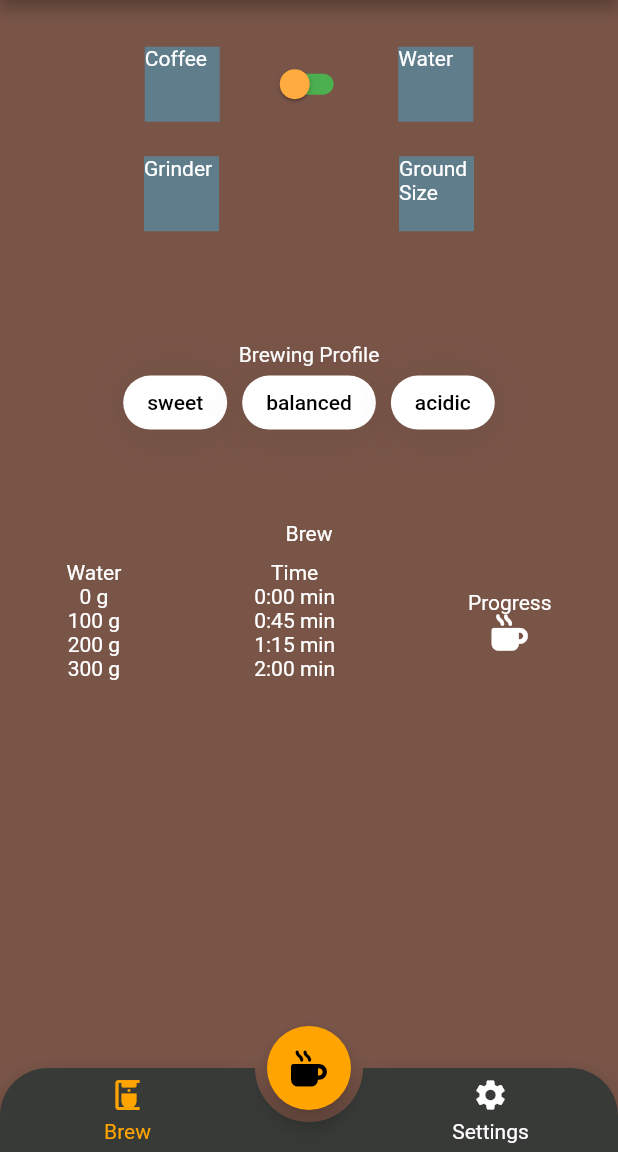
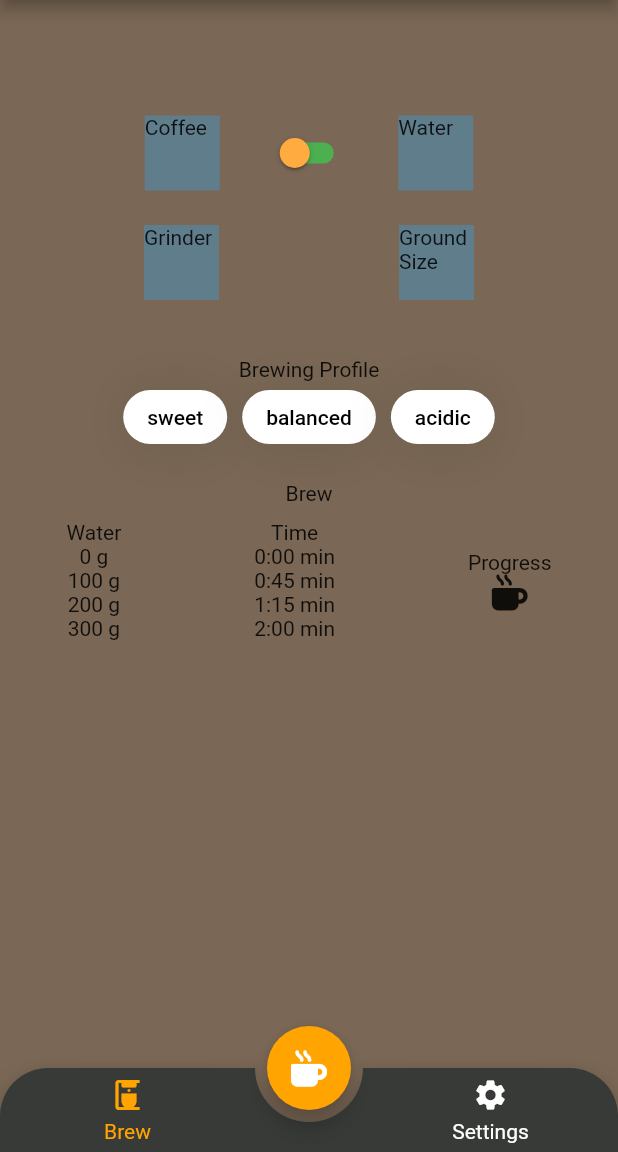
Before and after one commit to speedy901990/46method, a Flutter app: the screen it shows after launch, on a phone screen of 412 x 824 dp, the part 84-1236 px from its top. Run offline on Flutter 3.47's test engine with Material 2 defaults, Android fonts, the phone set to English and light mode, and no system bars; drawn by our look-alikes of animated_bottom_navigation_bar, auto_size_text, group_button; our stand-ins replace font_awesome_flutter; missing offline and left inert: circular_reveal_animation.

Commit message:
Improve theming

```diff
--- a/app/lib/main.dart
+++ b/app/lib/main.dart
@@ -8,8 +8,10 @@ import 'package:animated_bottom_navigation_bar/animated_bottom_navigation_bar.da
 import 'package:auto_size_text/auto_size_text.dart';
 import 'package:font_awesome_flutter/font_awesome_flutter.dart';
 
-import 'widgets/navigation_screen.dart';
-import 'widgets/brew_page.dart';
+import 'package:app/widgets/navigation_screen.dart';
+import 'package:app/models/hex_color.dart';
+import 'package:app/widgets/brew_page.dart';
+import 'package:app/widgets/settings_page.dart';
 
 void main() {
   WidgetsFlutterBinding.ensureInitialized();
@@ -25,8 +27,9 @@ class MyApp extends StatelessWidget {
       title: '4-6 Method',
       home: Method46(),
       theme: ThemeData(
-        colorScheme: ColorScheme.fromSwatch(primarySwatch: Colors.brown)
-            .copyWith(secondary: Colors.amber),
+        colorScheme: ColorScheme.fromSwatch(
+                primarySwatch: HexColor.getPrimarySwatch('#7A6755'))
+            .copyWith(secondary: HexColor('#FFA400')),
       ),
     );
   }
@@ -121,9 +124,7 @@ class _Method46State extends State<Method46> with TickerProviderStateMixin {
 
   @override
   Widget build(BuildContext context) {
-    return Theme(
-      data: ThemeData.dark(),
-      child: Scaffold(
+    return Scaffold(
       extendBody: true,
       appBar: AppBar(
         title: Center(
@@ -138,13 +139,12 @@ class _Method46State extends State<Method46> with TickerProviderStateMixin {
         onNotification: onScrollNotification,
         child: _bottomNavIndex == 0
             ? Container(
-                  color: Colors.brown,
-                  child: BrewPage(),
+                child: NavigationScreen(BrewPage()),
               )
-              : NavigationScreen(iconList[_bottomNavIndex].first as IconData),
+            : NavigationScreen(SettingsPage()),
       ),
       floatingActionButton: FloatingActionButton(
-          backgroundColor: HexColor('#FFA400'),
+        backgroundColor: Theme.of(context).colorScheme.secondary,
         child: FaIcon(FontAwesomeIcons.mugHot),
         onPressed: () {
           _fabAnimationController.reset();
@@ -157,7 +157,8 @@ class _Method46State extends State<Method46> with TickerProviderStateMixin {
       bottomNavigationBar: AnimatedBottomNavigationBar.builder(
         itemCount: iconList.length,
         tabBuilder: (int index, bool isActive) {
-            final color = isActive ? HexColor('#FFA400') : Colors.white;
+          final color =
+              isActive ? Theme.of(context).colorScheme.secondary : Colors.white;
           return Column(
             mainAxisSize: MainAxisSize.min,
             mainAxisAlignment: MainAxisAlignment.center,
@@ -182,7 +183,7 @@ class _Method46State extends State<Method46> with TickerProviderStateMixin {
         },
         backgroundColor: HexColor('#373A36'),
         activeIndex: _bottomNavIndex,
-          splashColor: HexColor('#FFA400'),
+        splashColor: Theme.of(context).colorScheme.secondary,
         notchAndCornersAnimation: borderRadiusAnimation,
         splashSpeedInMilliseconds: 300,
         notchSmoothness: NotchSmoothness.defaultEdge,
@@ -195,8 +196,7 @@ class _Method46State extends State<Method46> with TickerProviderStateMixin {
           offset: Offset(0, 1),
           blurRadius: 12,
           spreadRadius: 0.5,
-            color: HexColor('#FFA400'),
-          ),
+          color: Theme.of(context).colorScheme.secondary,
         ),
       ),
     );
--- /dev/null
+++ b/app/lib/models/hex_color.dart
@@ -0,0 +1,35 @@
+import 'package:flutter/material.dart';
+
+class HexColor extends Color {
+  HexColor(final String hexColor) : super(_getColorFromHex(hexColor));
+
+  static int _getColorFromHex(String hexColor) {
+    hexColor = hexColor.toUpperCase().replaceAll('#', '');
+    if (hexColor.length == 6) {
+      hexColor = 'FF' + hexColor;
+    }
+    return int.parse(hexColor, radix: 16);
+  }
+
+  static MaterialColor getPrimarySwatch(final String hexColor) {
+    final color = Color(_getColorFromHex(hexColor));
+    List strengths = <double>[.05];
+    Map<int, Color> swatch = {};
+    final int r = color.red, g = color.green, b = color.blue;
+
+    for (int i = 1; i < 10; i++) {
+      strengths.add(0.1 * i);
+    }
+    for (var strength in strengths) {
+      final double ds = 0.5 - strength;
+      swatch[(strength * 1000).round()] = Color.fromRGBO(
+        r + ((ds < 0 ? r : (255 - r)) * ds).round(),
+        g + ((ds < 0 ? g : (255 - g)) * ds).round(),
+        b + ((ds < 0 ? b : (255 - b)) * ds).round(),
+        1,
+      );
+    }
+
+    return MaterialColor(color.value, swatch);
+  }
+}
--- a/app/lib/widgets/navigation_screen.dart
+++ b/app/lib/widgets/navigation_screen.dart
@@ -1,10 +1,11 @@
-import 'package:circular_reveal_animation/circular_reveal_animation.dart';
 import 'package:flutter/material.dart';
 
+import 'package:circular_reveal_animation/circular_reveal_animation.dart';
+
 class NavigationScreen extends StatefulWidget {
-  final IconData iconData;
+  final Widget pageBody;
 
-  NavigationScreen(this.iconData) : super();
+  NavigationScreen(this.pageBody) : super();
 
   @override
   _NavigationScreenState createState() => _NavigationScreenState();
@@ -18,7 +19,7 @@ class _NavigationScreenState extends State<NavigationScreen>
   @override
   void didUpdateWidget(NavigationScreen oldWidget) {
     super.didUpdateWidget(oldWidget);
-    if (oldWidget.iconData != widget.iconData) {
+    if (oldWidget.pageBody != widget.pageBody) {
       _startAnimation();
     }
   }
@@ -58,7 +59,7 @@ class _NavigationScreenState extends State<NavigationScreen>
   @override
   Widget build(BuildContext context) {
     return Container(
-      color: Colors.brown,
+      color: Theme.of(context).colorScheme.primary,
       child: ListView(
         children: [
           SizedBox(height: 64),
@@ -67,11 +68,7 @@ class _NavigationScreenState extends State<NavigationScreen>
               animation: animation,
               centerOffset: Offset(80, 80),
               maxRadius: MediaQuery.of(context).size.longestSide * 1.1,
-              child: Icon(
-                widget.iconData,
-                color: HexColor('#FFA400'),
-                size: 160,
-              ),
+              child: widget.pageBody,
             ),
           ),
         ],
@@ -79,15 +76,3 @@ class _NavigationScreenState extends State<NavigationScreen>
     );
   }
 }
-
-class HexColor extends Color {
-  HexColor(final String hexColor) : super(_getColorFromHex(hexColor));
-
-  static int _getColorFromHex(String hexColor) {
-    hexColor = hexColor.toUpperCase().replaceAll('#', '');
-    if (hexColor.length == 6) {
-      hexColor = 'FF' + hexColor;
-    }
-    return int.parse(hexColor, radix: 16);
-  }
-}
--- a/app/lib/widgets/settings_page.dart
+++ b/app/lib/widgets/settings_page.dart
@@ -1,4 +1,6 @@
 import 'package:flutter/material.dart';
+
+import 'package:app/models/hex_color.dart';
 
 class SettingsPage extends StatefulWidget {
   const SettingsPage({super.key});
@@ -10,6 +12,10 @@ class SettingsPage extends StatefulWidget {
 class _SettingsPageState extends State<SettingsPage> {
   @override
   Widget build(BuildContext context) {
-    return Center(child: Text('Settings'));
+    return Icon(
+      Icons.settings,
+      color: Theme.of(context).colorScheme.secondary,
+      size: 160,
+    );
   }
 }
```
Lines whose indentation alone changed are shown as unchanged.
